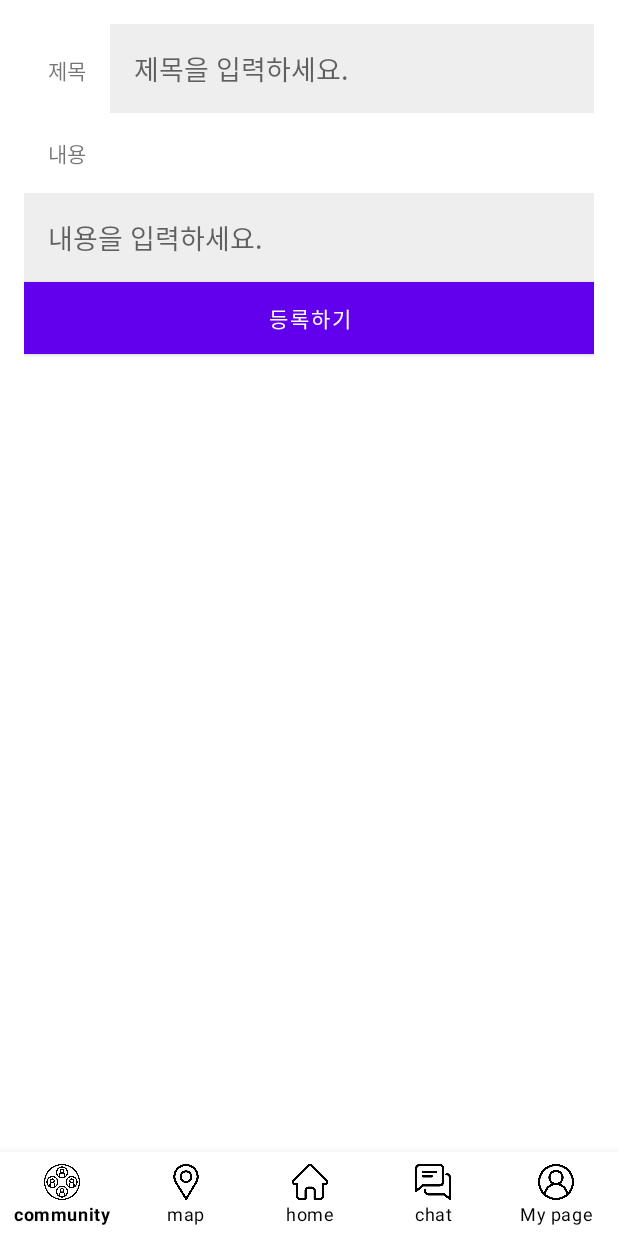
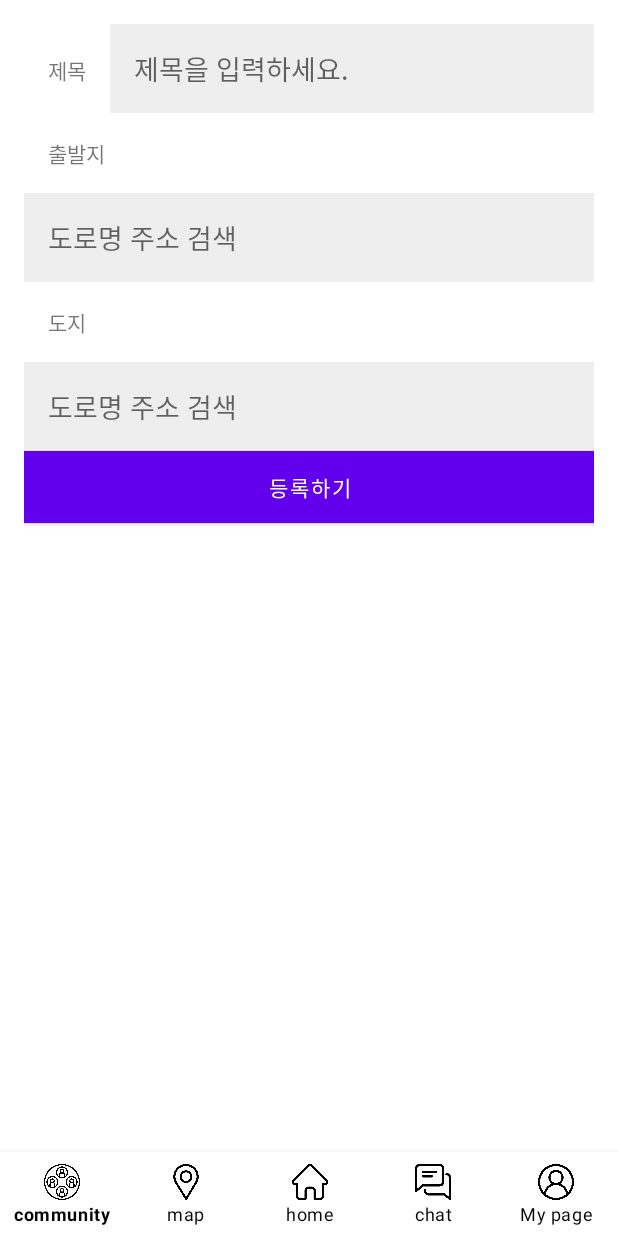
Before and after one commit to Teranovas/Hanpool_app, an Android app: the screen it shows after launch once a user with an empty profile is signed in (matchingActivity), after a tap on "새 글 작성하기", on a phone screen of 412 x 824 dp. Run offline under Robolectric (Android 15) with nearby library versions, the phone set to English and light mode, and no system bars; our stand-ins replace CircleImageView, Firebase (no records; nobody signed in at launch, a user with empty details on screens opened directly), Picasso; libraries missing offline, so code that uses them is left out: net.daum.mf; pictures from the network do not load.

```diff
--- a/app/src/main/java/com/example/joinn/communityfragment/RegisterFragment.java
+++ b/app/src/main/java/com/example/joinn/communityfragment/RegisterFragment.java
@@ -53,7 +53,7 @@ public class RegisterFragment extends Fragment {
         View view = inflater.inflate(R.layout.fragment_register, container, false);
 
         titleEditText = view.findViewById(R.id.title_et);
-        contentEditText = view.findViewById(R.id.content_et);
+        contentEditText = view.findViewById(R.id.content_et1);
 
         submitButton = view.findViewById(R.id.reg_button);
 
--- a/app/src/main/java/com/example/joinn/mapfragment/MapFragment.java
+++ b/app/src/main/java/com/example/joinn/mapfragment/MapFragment.java
@@ -1,5 +1,6 @@
 package com.example.joinn.mapfragment;
 
+import android.content.Intent;
 import android.location.Address;
 import android.location.Geocoder;
 import android.os.Bundle;
@@ -24,6 +25,9 @@ public class MapFragment extends Fragment {
     private MapView mapView;
     private EditText mEditTextLocation;
 
+    private Button button;
+
+
     @Override
     public View onCreateView(LayoutInflater inflater, ViewGroup container,
                              Bundle savedInstanceState) {
@@ -39,7 +43,10 @@ public class MapFragment extends Fragment {
         mapView.setZoomLevel(0, true); // 초기 줌 레벨 설정, 낮을수록 고도 낮게
 
         // Get the button view and set the click listener
-        Button button = view.findViewById(R.id.search_button);
+        button = view.findViewById(R.id.search_button);
+
+
+
         button.setOnClickListener(new View.OnClickListener() {
             @Override
             public void onClick(View v) {
--- a/app/src/main/res/layout/fragment_map.xml
+++ b/app/src/main/res/layout/fragment_map.xml
@@ -26,4 +26,5 @@
         android:layout_alignParentEnd="true"
         android:text="Search" />
 
+
 </RelativeLayout>
--- a/app/src/main/res/layout/fragment_register.xml
+++ b/app/src/main/res/layout/fragment_register.xml
@@ -6,6 +6,8 @@
     android:padding="16dp"
     android:orientation="vertical"
     tools:context=".communityfragment.RegisterFragment">
+
+
 
     <LinearLayout
         android:layout_width="match_parent"
@@ -33,17 +35,37 @@
         android:layout_width="wrap_content"
         android:layout_height="wrap_content"
         android:padding="16dp"
-        android:text="내용"/>
+        android:text="출발지"/>
 
     <EditText
-        android:id="@+id/content_et"
+        android:id="@+id/content_et1"
         android:padding="16dp"
         android:layout_width="match_parent"
         android:layout_height="wrap_content"
+        android:editable="false"
+        android:focusable="false"
         android:layout_weight="0"
         android:background="#eeeeee"
-        android:hint="내용을 입력하세요."
+        android:hint="도로명 주소 검색"
         />
+
+    <TextView
+        android:layout_width="wrap_content"
+        android:layout_height="wrap_content"
+        android:padding="16dp"
+        android:text="도지"/>
+
+    <EditText
+        android:id="@+id/content_et2"
+        android:padding="16dp"
+        android:layout_width="match_parent"
+        android:layout_height="wrap_content"
+        android:editable="false"
+        android:focusable="false"
+        android:layout_weight="0"
+        android:background="#eeeeee"
+        android:hint="도로명 주소 검색"/>
+
 
     <Button
         android:id="@+id/reg_button"
```
